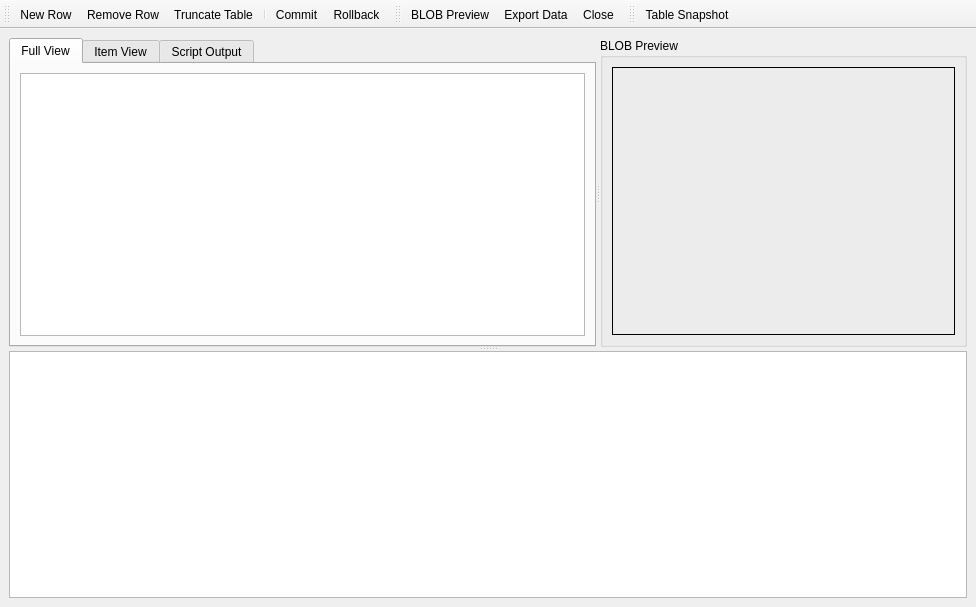
The window that Sqliteman/sqliteman/dataviewer.ui (iamkjg/sqliteman) describes before a commit, drawn with Qt 5.
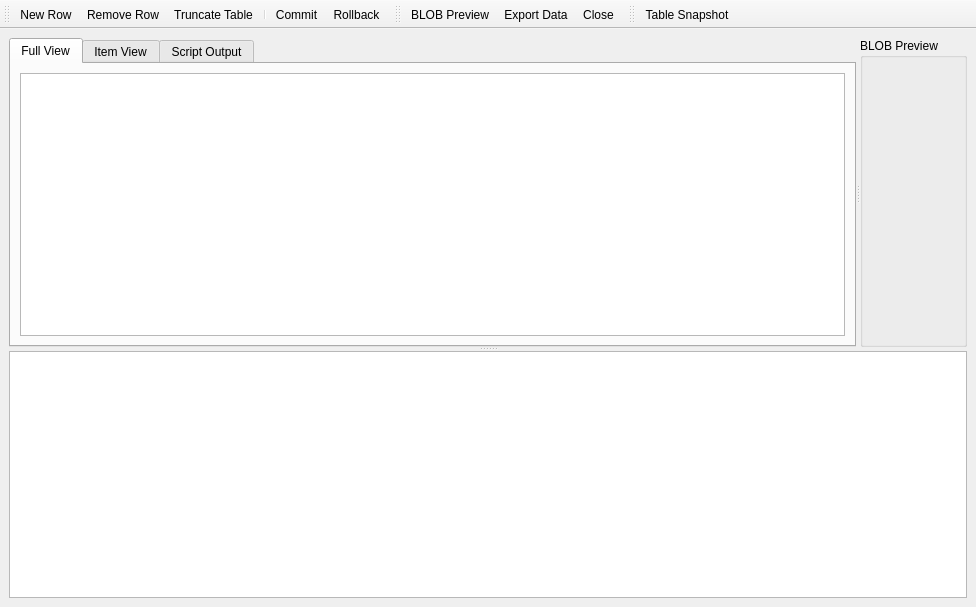
The same window after the commit. Custom widgets are drawn as their Qt base class.

Commit message: #112: saving blob - display column size

```diff
--- a/Sqliteman/sqliteman/dataviewer.ui
+++ b/Sqliteman/sqliteman/dataviewer.ui
@@ -13,6 +13,14 @@
    <string>Data Viewer</string>
   </property>
   <widget class="QWidget" name="centralwidget" >
+   <property name="geometry" >
+    <rect>
+     <x>0</x>
+     <y>37</y>
+     <width>976</width>
+     <height>570</height>
+    </rect>
+   </property>
    <layout class="QGridLayout" >
     <property name="margin" >
      <number>9</number>
@@ -34,6 +42,14 @@
          <number>0</number>
         </property>
         <widget class="QWidget" name="tab" >
+         <property name="geometry" >
+          <rect>
+           <x>0</x>
+           <y>0</y>
+           <width>805</width>
+           <height>266</height>
+          </rect>
+         </property>
          <attribute name="title" >
           <string>Full View</string>
          </attribute>
@@ -124,23 +140,7 @@
           <number>6</number>
          </property>
          <item row="0" column="0" >
-          <widget class="BlobPreviewWidget" name="blobPreview" >
-           <property name="minimumSize" >
-            <size>
-             <width>150</width>
-             <height>150</height>
-            </size>
-           </property>
-           <property name="frameShape" >
-            <enum>QFrame::Box</enum>
-           </property>
-           <property name="alignment" >
-            <set>Qt::AlignCenter</set>
-           </property>
-           <property name="wordWrap" >
-            <bool>true</bool>
-           </property>
-          </widget>
+          <widget class="BlobPreviewWidget" native="1" name="blobPreview" />
          </item>
         </layout>
        </widget>
@@ -262,20 +262,20 @@
   </action>
  </widget>
  <customwidgets>
-  <customwidget>
-   <class>SqlItemView</class>
-   <extends>QWidget</extends>
-   <header>sqlitemview.h</header>
-   <container>1</container>
-  </customwidget>
   <customwidget>
    <class>SqlEditorWidget</class>
    <extends>QTextEdit</extends>
    <header>sqleditorwidget.h</header>
   </customwidget>
+  <customwidget>
+   <class>SqlItemView</class>
+   <extends>QWidget</extends>
+   <header>sqlitemview.h</header>
+   <container>1</container>
+  </customwidget>
   <customwidget>
    <class>BlobPreviewWidget</class>
-   <extends>QLabel</extends>
+   <extends>QWidget</extends>
    <header>blobpreviewwidget.h</header>
   </customwidget>
  </customwidgets>
```
Left out of the diff: 62 changed lines with no effect on the pictures. The commit also changes 5 other files.
